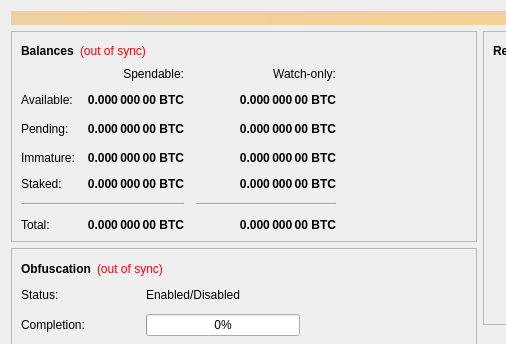
First picture: the form in src/qt/forms/overviewpage.ui, repository mammix2/kore-mammix2, before the edit; both pictures show x 0 to 506 and y 0 to 344 of the 960 by 629 pixel window.
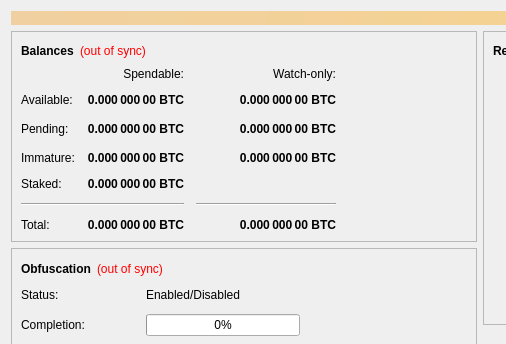
Second picture: the form after the edit.

The edit to the form file:
```diff
--- a/src/qt/forms/overviewpage.ui
+++ b/src/qt/forms/overviewpage.ui
@@ -339,31 +339,6 @@
               </property>
              </widget>
             </item>
-            <item row="4" column="2">
-             <widget class="QLabel" name="labelWatchStaked">
-              <property name="font">
-               <font>
-                <weight>75</weight>
-                <bold>true</bold>
-               </font>
-              </property>
-              <property name="cursor">
-               <cursorShape>IBeamCursor</cursorShape>
-              </property>
-              <property name="toolTip">
-               <string>Staked or masternode rewards in watch-only addresses that has not yet matured</string>
-              </property>
-              <property name="text">
-               <string notr="true">0.000 000 00 BTC</string>
-              </property>
-              <property name="alignment">
-               <set>Qt::AlignRight|Qt::AlignTrailing|Qt::AlignVCenter</set>
-              </property>
-              <property name="textInteractionFlags">
-               <set>Qt::LinksAccessibleByMouse|Qt::TextSelectableByKeyboard|Qt::TextSelectableByMouse</set>
-              </property>
-             </widget>
-            </item>
             <item row="5" column="0" colspan="2">
              <widget class="Line" name="lineSpendableBalance">
               <property name="orientation">
```
